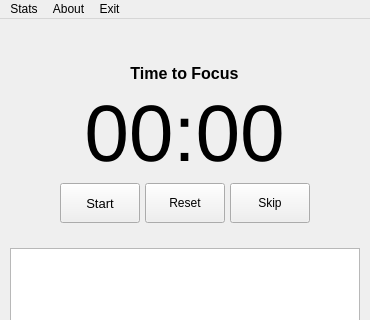
Before: the Qt Designer form ui/mainwindow.ui in TiagoSBO/qt-pomodoro-timer, drawn with Qt 5; both pictures show x 0 to 370 and y 0 to 320 of the 370 by 600 pixel window.
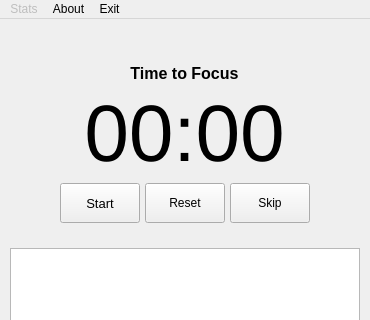
After: the same form once the commit is applied. Icons and pictures are not drawn.

What changed in the file:
```diff
--- a/ui/mainwindow.ui
+++ b/ui/mainwindow.ui
@@ -565,6 +565,9 @@
     <addaction name="actionExit"/>
    </widget>
    <widget class="QMenu" name="menuStats">
+    <property name="enabled">
+     <bool>false</bool>
+    </property>
     <property name="title">
      <string>Stats</string>
     </property>
```
